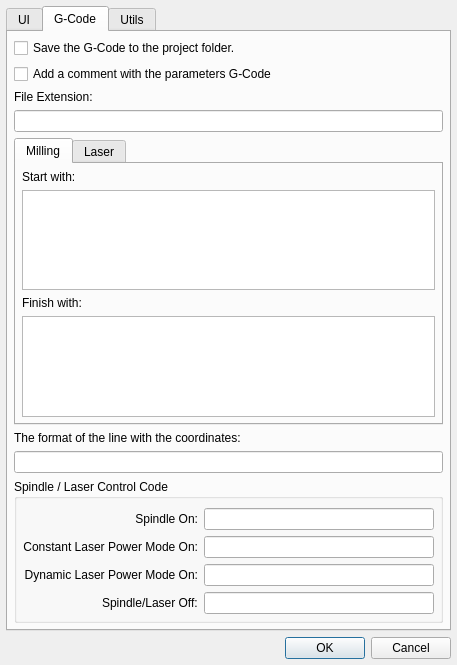
First picture: the form in GGEasy/settingsdialog.ui, repository XRay3D/GERBER_X3, before the edit.
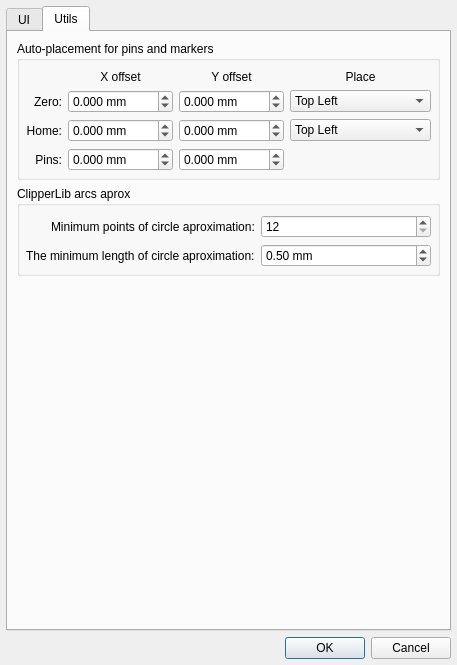
Second picture: the form after the edit. Custom widgets are drawn as their Qt base class.

```diff
--- a/GGEasy/settingsdialog.ui
+++ b/GGEasy/settingsdialog.ui
@@ -217,221 +217,6 @@
        </item>
       </layout>
      </widget>
-     <widget class="QWidget" name="tabGCode">
-      <attribute name="title">
-       <string>G-Code</string>
-      </attribute>
-      <layout class="QVBoxLayout" name="verticalLayout_7">
-       <property name="leftMargin">
-        <number>6</number>
-       </property>
-       <property name="topMargin">
-        <number>6</number>
-       </property>
-       <property name="rightMargin">
-        <number>6</number>
-       </property>
-       <property name="bottomMargin">
-        <number>6</number>
-       </property>
-       <item>
-        <widget class="QCheckBox" name="chbxSameGFolder">
-         <property name="text">
-          <string>Save the G-Code to the project folder.</string>
-         </property>
-        </widget>
-       </item>
-       <item>
-        <widget class="QCheckBox" name="chbxInfo">
-         <property name="text">
-          <string>Add a comment with the parameters G-Сode</string>
-         </property>
-        </widget>
-       </item>
-       <item>
-        <widget class="QLabel" name="label_14">
-         <property name="text">
-          <string>File Extension:</string>
-         </property>
-        </widget>
-       </item>
-       <item>
-        <widget class="QLineEdit" name="leFileExtension"/>
-       </item>
-       <item>
-        <widget class="QTabWidget" name="tawGCode">
-         <property name="currentIndex">
-          <number>0</number>
-         </property>
-         <widget class="QWidget" name="tabMilling">
-          <attribute name="title">
-           <string>Milling</string>
-          </attribute>
-          <layout class="QVBoxLayout" name="verticalLayout_5">
-           <property name="leftMargin">
-            <number>6</number>
-           </property>
-           <property name="topMargin">
-            <number>6</number>
-           </property>
-           <property name="rightMargin">
-            <number>6</number>
-           </property>
-           <property name="bottomMargin">
-            <number>6</number>
-           </property>
-           <item>
-            <widget class="QLabel" name="label">
-             <property name="text">
-              <string>Start with:</string>
-             </property>
-            </widget>
-           </item>
-           <item>
-            <widget class="QPlainTextEdit" name="pteStart"/>
-           </item>
-           <item>
-            <widget class="QLabel" name="label_2">
-             <property name="text">
-              <string>Finish with:</string>
-             </property>
-            </widget>
-           </item>
-           <item>
-            <widget class="QPlainTextEdit" name="pteEnd"/>
-           </item>
-          </layout>
-         </widget>
-         <widget class="QWidget" name="tabLaser">
-          <attribute name="title">
-           <string>Laser</string>
-          </attribute>
-          <layout class="QVBoxLayout" name="verticalLayout_6">
-           <property name="leftMargin">
-            <number>6</number>
-           </property>
-           <property name="topMargin">
-            <number>6</number>
-           </property>
-           <property name="rightMargin">
-            <number>6</number>
-           </property>
-           <property name="bottomMargin">
-            <number>6</number>
-           </property>
-           <item>
-            <widget class="QLabel" name="label_15">
-             <property name="text">
-              <string>Start with:</string>
-             </property>
-            </widget>
-           </item>
-           <item>
-            <widget class="QPlainTextEdit" name="pteLaserStart"/>
-           </item>
-           <item>
-            <widget class="QLabel" name="label_16">
-             <property name="text">
-              <string>Finish with:</string>
-             </property>
-            </widget>
-           </item>
-           <item>
-            <widget class="QPlainTextEdit" name="pteLaserEnd"/>
-           </item>
-          </layout>
-         </widget>
-        </widget>
-       </item>
-       <item>
-        <widget class="QLabel" name="label_3">
-         <property name="text">
-          <string>The format of the line with the coordinates:</string>
-         </property>
-        </widget>
-       </item>
-       <item>
-        <widget class="QLineEdit" name="leFormat">
-         <property name="toolTip">
-          <string>&lt;html&gt;&lt;head/&gt;&lt;body&gt;&lt;p&gt;Default &lt;span style=&quot; font-weight:600;&quot;&gt;G?X?Y?Z?F?S?&lt;/span&gt;&lt;/p&gt;&lt;p&gt;&lt;span style=&quot; font-weight:600;&quot;&gt;?&lt;/span&gt; - only if the value has changed.&lt;/p&gt;&lt;p&gt;&lt;span style=&quot; font-weight:600;&quot;&gt;+&lt;/span&gt; - always.&lt;/p&gt;&lt;p&gt;If one of the commands &lt;span style=&quot; font-weight:600;&quot;&gt;G, X, Y, Z, F&lt;/span&gt; and&lt;span style=&quot; font-weight:600;&quot;&gt; S&lt;/span&gt; is missing, it will not be inserted into the G-code.&lt;/p&gt;&lt;p&gt;If there is a space between the teams, then it will also be inserted into the G-code.&lt;/p&gt;&lt;p&gt;&lt;br/&gt;&lt;/p&gt;&lt;/body&gt;&lt;/html&gt;</string>
-         </property>
-        </widget>
-       </item>
-       <item>
-        <widget class="QGroupBox" name="groupBox_6">
-         <property name="title">
-          <string>Spindle / Laser Control Code</string>
-         </property>
-         <layout class="QFormLayout" name="formLayout_2">
-          <property name="labelAlignment">
-           <set>Qt::AlignRight|Qt::AlignTrailing|Qt::AlignVCenter</set>
-          </property>
-          <property name="leftMargin">
-           <number>6</number>
-          </property>
-          <property name="topMargin">
-           <number>9</number>
-          </property>
-          <property name="rightMargin">
-           <number>6</number>
-          </property>
-          <property name="bottomMargin">
-           <number>6</number>
-          </property>
-          <item row="0" column="0">
-           <widget class="QLabel" name="label_10">
-            <property name="text">
-             <string>Spindle On:</string>
-            </property>
-            <property name="alignment">
-             <set>Qt::AlignRight|Qt::AlignTrailing|Qt::AlignVCenter</set>
-            </property>
-           </widget>
-          </item>
-          <item row="0" column="1">
-           <widget class="QLineEdit" name="leSpindleCC"/>
-          </item>
-          <item row="1" column="0">
-           <widget class="QLabel" name="label_11">
-            <property name="text">
-             <string>Constant Laser Power Mode On:</string>
-            </property>
-            <property name="alignment">
-             <set>Qt::AlignRight|Qt::AlignTrailing|Qt::AlignVCenter</set>
-            </property>
-           </widget>
-          </item>
-          <item row="1" column="1">
-           <widget class="QLineEdit" name="leLaserCPC"/>
-          </item>
-          <item row="2" column="0">
-           <widget class="QLabel" name="label_12">
-            <property name="text">
-             <string>Dynamic Laser Power Mode On:</string>
-            </property>
-            <property name="alignment">
-             <set>Qt::AlignRight|Qt::AlignTrailing|Qt::AlignVCenter</set>
-            </property>
-           </widget>
-          </item>
-          <item row="2" column="1">
-           <widget class="QLineEdit" name="leLaserDPC"/>
-          </item>
-          <item row="3" column="0">
-           <widget class="QLabel" name="label_13">
-            <property name="text">
-             <string>Spindle/Laser Off:</string>
-            </property>
-           </widget>
-          </item>
-          <item row="3" column="1">
-           <widget class="QLineEdit" name="leSpindleLaserOff"/>
-          </item>
-         </layout>
-        </widget>
-       </item>
-      </layout>
-     </widget>
      <widget class="QWidget" name="tabUtils">
       <attribute name="title">
        <string>Utils</string>
```
